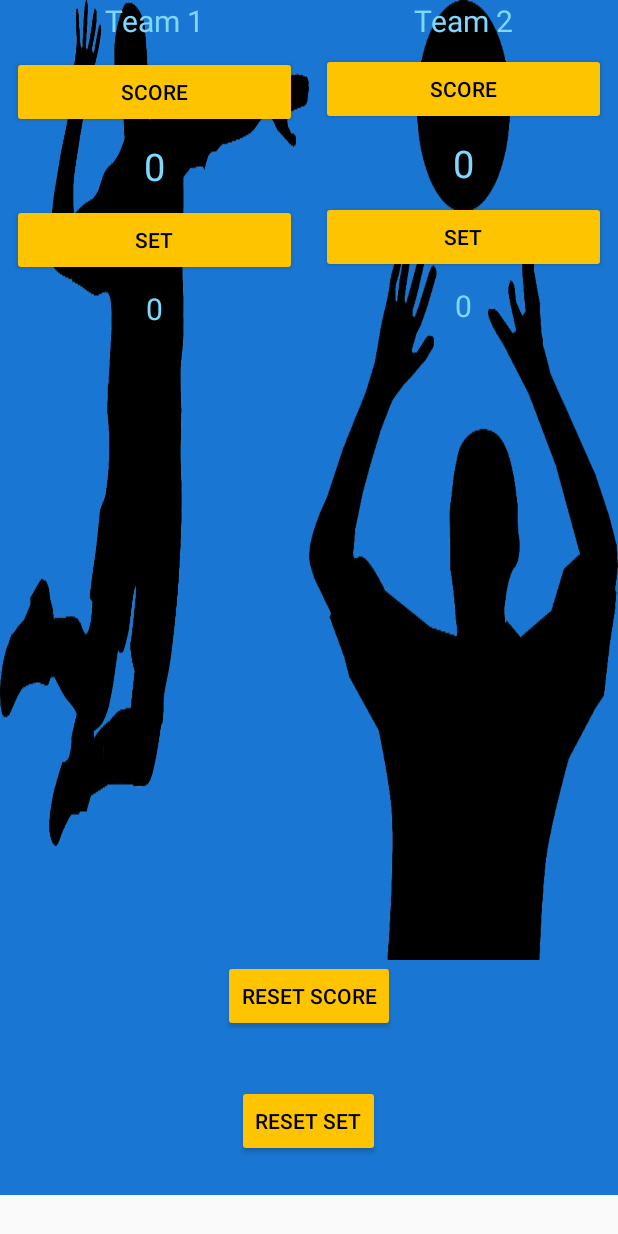
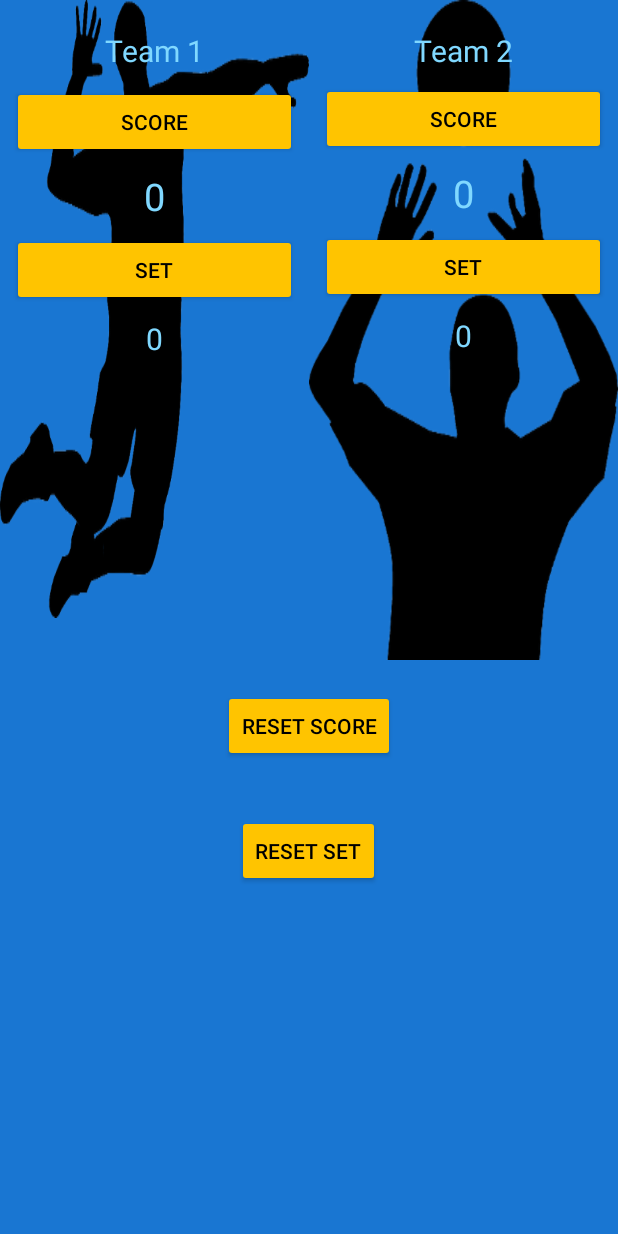
Before and after one commit to clarissaDia/VolleyScoreKepper, an Android app: the screen it shows after launch (MainActivity), on a phone screen of 412 x 824 dp. Run offline under Robolectric (Android 15) with nearby library versions, the phone set to English and light mode, and no system bars.

Commit message:
Layout changes, Res changes, Java changes.

```diff
--- a/app/src/main/java/com/example/android/volleyscorekepper/MainActivity.java
+++ b/app/src/main/java/com/example/android/volleyscorekepper/MainActivity.java
@@ -7,10 +7,13 @@ import android.widget.TextView;
 
 public class MainActivity extends AppCompatActivity {
     int scoreTeam1 = 0;
-    int setTeam1= 0;
+    int setTeam1 = 0;
     int scoreTeam2 = 0;
     int setTeam2 = 0;
-
+    static final String STATE_SCORETEAM1 = "Team1Score";
+    static final String STATE_SCORETEAM2 = "Team2Score";
+    static final String STATE_SETTEAM1 = "Team1Set";
+    static final String STATE_SETTEAM2 = "Team2Set";
 
 
     @Override
@@ -19,6 +22,28 @@ public class MainActivity extends AppCompatActivity {
         setContentView(R.layout.activity_main);
     }
 
+    @Override
+    public void onSaveInstanceState(Bundle savedInstanceState) {
+        // Save the user's current score state
+        savedInstanceState.putInt(STATE_SCORETEAM1, scoreTeam1);
+        savedInstanceState.putInt(STATE_SCORETEAM2, scoreTeam2);
+        savedInstanceState.putInt(STATE_SETTEAM1, setTeam1);
+        savedInstanceState.putInt(STATE_SETTEAM2, setTeam2);
+
+        // Always call the superclass so it can save the view hierarchy state
+        super.onSaveInstanceState(savedInstanceState);
+    }
+
+    public void onRestoreInstanceState(Bundle savedInstanceState) {
+        // Always call the superclass so it can restore the view hierarchy
+        super.onRestoreInstanceState(savedInstanceState);
+
+        // Restore state members from saved instance
+        scoreTeam1 = savedInstanceState.getInt(STATE_SCORETEAM1);
+        scoreTeam2 = savedInstanceState.getInt(STATE_SCORETEAM2);
+        setTeam1 = savedInstanceState.getInt(STATE_SETTEAM1);
+        setTeam2 = savedInstanceState.getInt(STATE_SETTEAM2);
+    }
 
 
     public void addOneForTeam1(View view) {
@@ -41,20 +66,19 @@ public class MainActivity extends AppCompatActivity {
         displaySetTeam2(setTeam2);
     }
 
-    public void resetScore (View view) {
-        scoreTeam1= 0;
+    public void resetScore(View view) {
+        scoreTeam1 = 0;
         scoreTeam2 = 0;
         displayForTeam1(scoreTeam1);
         displayForTeam2(scoreTeam2);
     }
 
-    public void resetSet (View view) {
-        setTeam1= 0;
+    public void resetSet(View view) {
+        setTeam1 = 0;
         setTeam2 = 0;
         displaySetTeam1(setTeam1);
         displaySetTeam2(setTeam2);
     }
-
 
 
     public void displayForTeam1(int score) {
@@ -66,6 +90,7 @@ public class MainActivity extends AppCompatActivity {
         TextView scoreView = (TextView) findViewById(R.id.team_1_set);
         scoreView.setText(String.valueOf(score));
     }
+
     public void displayForTeam2(int score) {
         TextView scoreView = (TextView) findViewById(R.id.team_2_score);
         scoreView.setText(String.valueOf(score));
--- a/app/src/main/res/layout/activity_main.xml
+++ b/app/src/main/res/layout/activity_main.xml
@@ -3,13 +3,13 @@
 <ScrollView xmlns:android="http://schemas.android.com/apk/res/android"
     xmlns:tools="http://schemas.android.com/tools"
     android:layout_width="match_parent"
-    android:layout_height="wrap_content"
+    android:layout_height="match_parent"
+    android:background="@color/blue"
     tools:context=".MainActivity">
 
     <LinearLayout
         android:layout_width="match_parent"
         android:layout_height="wrap_content"
-        android:background="#1976D2"
         android:orientation="vertical">
 
 
@@ -30,6 +30,7 @@
                     android:layout_width="match_parent"
                     android:layout_height="match_parent"
                     android:gravity="center_horizontal"
+                    android:paddingTop="@dimen/twenty_dp"
                     android:text="@string/team_1"
                     android:textColor="@color/text_color"
                     android:textSize="@dimen/twenty_sp" />
@@ -84,6 +85,7 @@
                     android:layout_width="match_parent"
                     android:layout_height="match_parent"
                     android:gravity="center_horizontal"
+                    android:paddingTop="@dimen/twenty_dp"
                     android:text="@string/team_2"
                     android:textColor="@color/text_color"
                     android:textSize="@dimen/twenty_sp" />
@@ -131,25 +133,32 @@
 
         </LinearLayout>
 
+        <LinearLayout
+            android:layout_width="match_parent"
+            android:layout_height="wrap_content"
+            android:orientation="vertical">
+
             <Button
                 android:id="@+id/reset_score"
                 android:layout_width="wrap_content"
                 android:layout_height="wrap_content"
                 android:layout_gravity="center"
+                android:layout_marginBottom="@dimen/margin_score"
+                android:layout_marginTop="@dimen/twenty_dp"
                 android:onClick="resetScore"
                 android:text="@string/reset_score"
-            android:textColor="@color/button_color"
-            android:layout_marginBottom="@dimen/margin_score"/>
+                android:textColor="@color/button_color" />
 
             <Button
                 android:id="@+id/reset_set"
                 android:layout_width="wrap_content"
                 android:layout_height="wrap_content"
                 android:layout_gravity="center"
+                android:layout_marginBottom="@dimen/margin_set"
                 android:onClick="resetSet"
                 android:text="@string/reset_set"
-            android:textColor="@color/button_color"
-            android:layout_marginBottom="@dimen/margin_set"/>
+                android:textColor="@color/button_color" />
+        </LinearLayout>
 
     </LinearLayout>
 
--- a/app/src/main/res/values/colors.xml
+++ b/app/src/main/res/values/colors.xml
@@ -5,4 +5,5 @@
     <color name="colorAccent">#FFC400</color>
     <color name="button_color">#000000</color>
     <color name="text_color">#80D8FF</color>
+    <color name="blue">#1976D2</color>
 </resources>
--- a/app/src/main/res/values/dimens.xml
+++ b/app/src/main/res/values/dimens.xml
@@ -6,5 +6,6 @@
     <dimen name="margin_ten">10dp</dimen>
     <dimen name="margin_set">25dp</dimen>
     <dimen name="margin_score">35dp</dimen>
+    <dimen name="twenty_dp">20dp</dimen>
 
 </resources>
```
Also changed, not shown: app/src/main/res/drawable/volley1.png, app/src/main/res/drawable/volley2.png. Lines whose indentation alone changed are shown as unchanged.
